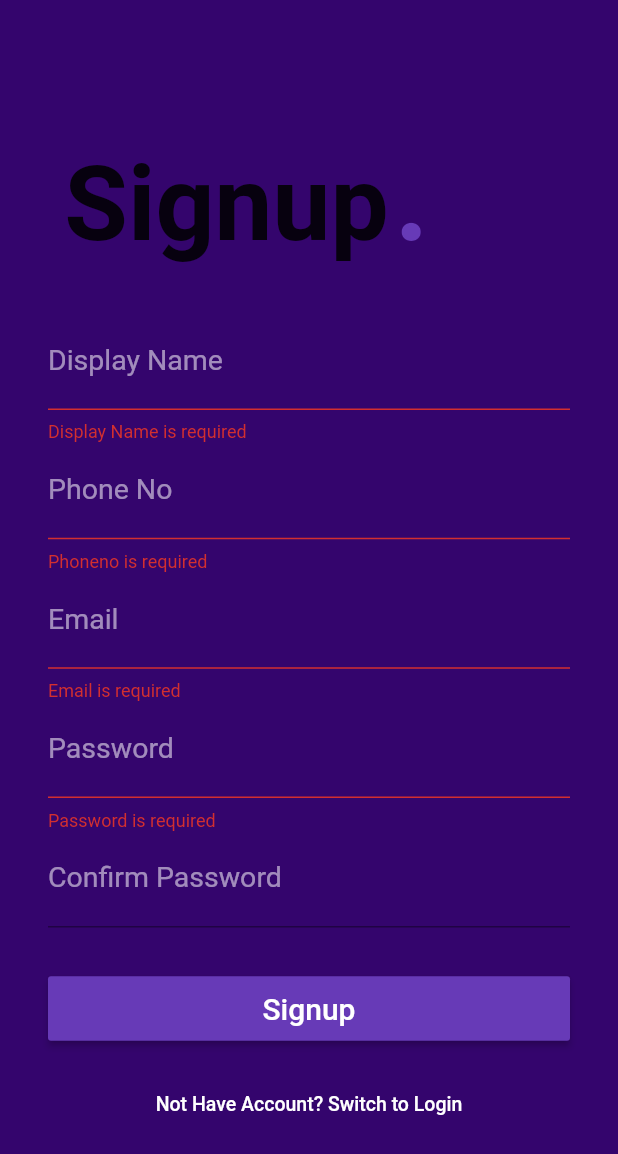
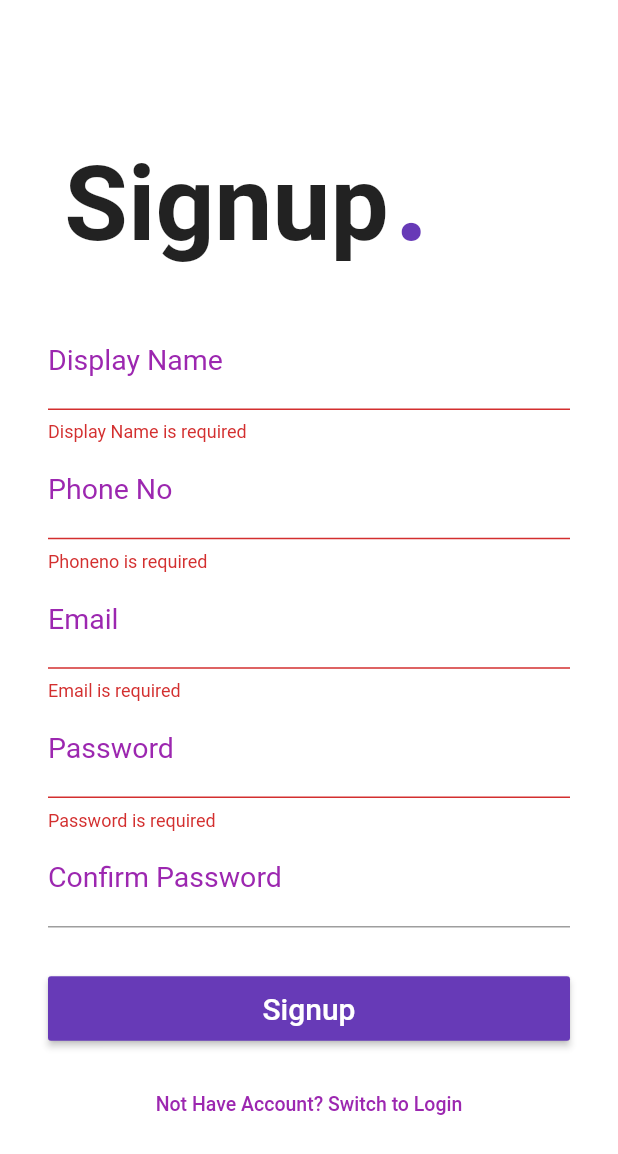
Before and after one commit to yashpaneliya/Flutter-NodeJS-MySQL, a Flutter app: the screen it shows after launch, after a tap on an icon or button, on a phone screen of 412 x 824 dp. Shown: the top 1154 px of the screen. Run offline on Flutter 3.47's test engine with Material 2 defaults, Android fonts, the phone set to English and light mode, and no system bars; our stand-ins replace contacts_service, flutter_bloc, permission_handler, shared_preferences; accounts and stored records are empty.

Commit message:
Minor changes

```diff
--- a/state_login/lib/pages/login_2.dart
+++ b/state_login/lib/pages/login_2.dart
@@ -56,7 +56,7 @@ class _LoginState extends State<Login> {
         TextFormField(
           decoration: InputDecoration(
             labelText: "Display Name",
-            labelStyle: TextStyle(color: Colors.white54),
+            labelStyle: TextStyle(color: Colors.purple),
           ),
           keyboardType: TextInputType.text,
           style: TextStyle(fontSize: 19, color: Colors.white),
@@ -81,7 +81,7 @@ class _LoginState extends State<Login> {
       decoration: InputDecoration(
         labelText: "Phone No",
 
-        labelStyle: TextStyle(color: Colors.white54),
+        labelStyle: TextStyle(color: Colors.purple),
       ),
       keyboardType: TextInputType.number,
       style: TextStyle(fontSize: 19, color: Colors.white),
@@ -138,7 +138,8 @@ class _LoginState extends State<Login> {
     return TextFormField(
       decoration: InputDecoration(
         labelText: "Email",
-        labelStyle: TextStyle(color: Colors.white54),
+        hintText: 'email',
+        labelStyle: TextStyle(color: Colors.purple),
       ),
       keyboardType: TextInputType.emailAddress,
       style: TextStyle(fontSize: 19, color: Colors.white),
@@ -165,11 +166,13 @@ class _LoginState extends State<Login> {
 
   Widget _buildPasswordField() {
     return TextFormField(
+
       decoration: InputDecoration(
+
         labelText: "Password",
-        labelStyle: TextStyle(color: Colors.white54),
+        labelStyle: TextStyle(color: Colors.purple),
       ),
-      style: TextStyle(fontSize: 19, color: Colors.white),
+      style: TextStyle(fontSize: 19, color: Colors.purple),
       cursorColor: Colors.white,
       obscureText: true,
       controller: _passwordController,
@@ -194,7 +197,7 @@ class _LoginState extends State<Login> {
     return TextFormField(
       decoration: InputDecoration(
         labelText: "Confirm Password",
-        labelStyle: TextStyle(color: Colors.white54),
+        labelStyle: TextStyle(color: Colors.purple),
       ),
       style: TextStyle(fontSize: 19, color: Colors.white),
       cursorColor: Colors.white,
@@ -218,7 +221,7 @@ class _LoginState extends State<Login> {
         constraints: BoxConstraints.expand(
           height: MediaQuery.of(context).size.height,
         ),
-        decoration: BoxDecoration(color: Color(0xff34056D)),
+        decoration: BoxDecoration(color: Colors.white),
         child: Form(
           autovalidate: true,
           key: _formKey,
@@ -303,7 +306,7 @@ class _LoginState extends State<Login> {
                       padding: EdgeInsets.all(10.0),
                       child: Text(
                         'Not Have Account? Switch to ${_authMode == AuthMode.Login ? 'Signup' : 'Login'}',
-                        style: TextStyle(fontSize: 13, color: Colors.white),
+                        style: TextStyle(fontSize: 13, color: Colors.purple),
                       ),
                       onPressed: () {
                         setState(() {
```
